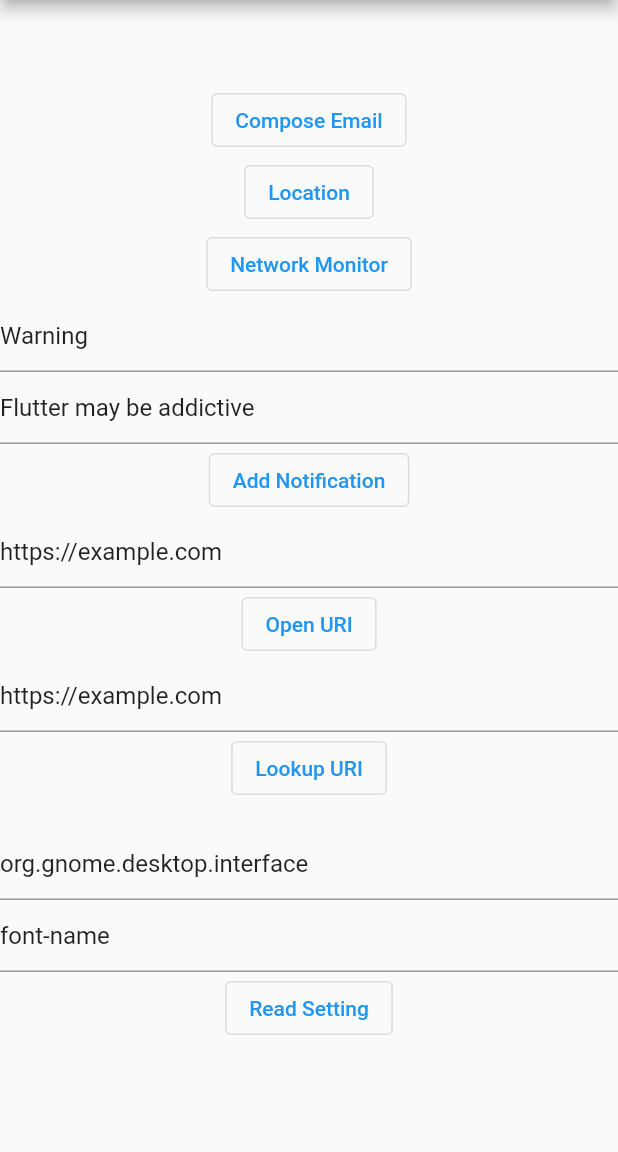
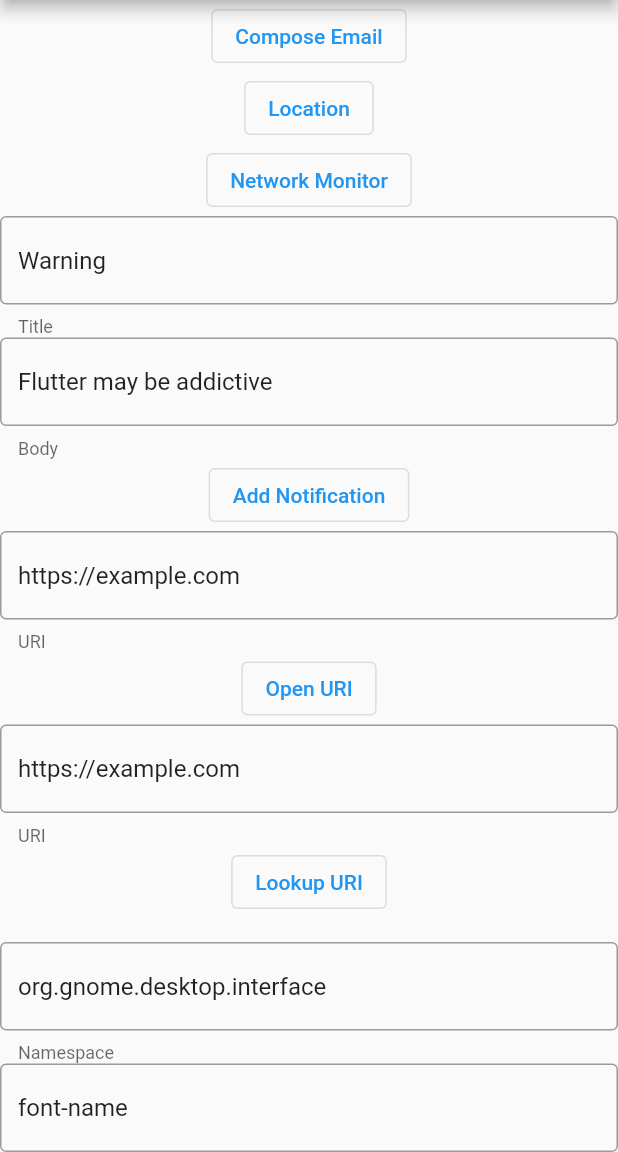
Before and after one commit to robert-ancell/flutter_portal_test, a Flutter app: the screen it shows after launch, on a phone screen of 412 x 824 dp, the part 84-1236 px from its top. Run offline on Flutter 3.47's test engine with Material 2 defaults, Android fonts, the phone set to English and light mode, and no system bars; missing offline and left inert: xdg_desktop_portal.

Commit message:
Split into separate widgts, add input decorations

```diff
--- a/lib/main.dart
+++ b/lib/main.dart
@@ -31,18 +31,6 @@ class MyHomePage extends StatefulWidget {
 
 class _MyHomePageState extends State<MyHomePage> {
   final _portal = XdgDesktopPortalClient();
-  final _lookupUriController =
-      TextEditingController(text: 'https://example.com');
-  final _notificationTitleController = TextEditingController(text: 'Warning');
-  final _notificationBodyController =
-      TextEditingController(text: 'Flutter may be addictive');
-  final _uriController = TextEditingController(text: 'https://example.com');
-  final _settingsNamespaceController =
-      TextEditingController(text: 'org.gnome.desktop.interface');
-  final _settingsKeyController = TextEditingController(text: 'font-name');
-
-  String _settingsValue = '';
-  String _lookupResult = '';
 
   @override
   Widget build(BuildContext context) {
@@ -54,17 +42,72 @@ class _MyHomePageState extends State<MyHomePage> {
         child: Column(
           mainAxisAlignment: MainAxisAlignment.center,
           children: <Widget>[
+            EmailPage(portal: _portal),
+            LocationPage(portal: _portal),
+            NetworkMonitorPage(portal: _portal),
+            NotificationPage(portal: _portal),
+            OpenUriPage(portal: _portal),
+            ProxyResolverPage(portal: _portal),
+            SettingsPage(portal: _portal),
+          ],
+        ),
+      ),
+    );
+  }
+}
+
+class EmailPage extends StatefulWidget {
+  final XdgDesktopPortalClient portal;
+
+  const EmailPage({Key? key, required XdgDesktopPortalClient this.portal})
+      : super(key: key);
+
+  @override
+  State<EmailPage> createState() => EmailPageState(portal);
+}
+
+class EmailPageState extends State<EmailPage> {
+  final XdgDesktopPortalClient portal;
+
+  EmailPageState(this.portal);
+
+  @override
+  Widget build(BuildContext context) {
+    return Column(
+      mainAxisAlignment: MainAxisAlignment.center,
+      children: <Widget>[
         Column(
           children: <Widget>[
             OutlinedButton(
               onPressed: () async {
-                    await _portal.email.composeEmail();
+                await portal.email.composeEmail();
               },
               child: const Text('Compose Email'),
             ),
           ],
-            ),
-            Column(
+        )
+      ],
+    );
+  }
+}
+
+class LocationPage extends StatefulWidget {
+  final XdgDesktopPortalClient portal;
+  const LocationPage({Key? key, required XdgDesktopPortalClient this.portal})
+      : super(key: key);
+
+  @override
+  State<LocationPage> createState() => LocationPageState(portal);
+}
+
+class LocationPageState extends State<LocationPage> {
+  final XdgDesktopPortalClient portal;
+
+  LocationPageState(this.portal);
+
+  @override
+  Widget build(BuildContext context) {
+    return Column(
       children: <Widget>[
         OutlinedButton(
           onPressed: () async {
@@ -73,8 +116,28 @@ class _MyHomePageState extends State<MyHomePage> {
           child: const Text('Location'),
         ),
       ],
-            ),
-            Column(
+    );
+  }
+}
+
+class NetworkMonitorPage extends StatefulWidget {
+  final XdgDesktopPortalClient portal;
+  const NetworkMonitorPage(
+      {Key? key, required XdgDesktopPortalClient this.portal})
+      : super(key: key);
+
+  @override
+  State<NetworkMonitorPage> createState() => NetworkMonitorPageState(portal);
+}
+
+class NetworkMonitorPageState extends State<NetworkMonitorPage> {
+  final XdgDesktopPortalClient portal;
+
+  NetworkMonitorPageState(this.portal);
+
+  @override
+  Widget build(BuildContext context) {
+    return Column(
       children: <Widget>[
         OutlinedButton(
           onPressed: () async {
@@ -83,76 +146,191 @@ class _MyHomePageState extends State<MyHomePage> {
           child: const Text('Network Monitor'),
         ),
       ],
-            ),
-            Column(
+    );
+  }
+}
+
+class NotificationPage extends StatefulWidget {
+  final XdgDesktopPortalClient portal;
+  const NotificationPage(
+      {Key? key, required XdgDesktopPortalClient this.portal})
+      : super(key: key);
+
+  @override
+  State<NotificationPage> createState() => NotificationPageState(portal);
+}
+
+class NotificationPageState extends State<NotificationPage> {
+  final XdgDesktopPortalClient portal;
+
+  final _titleController = TextEditingController(text: 'Warning');
+  final _bodyController =
+      TextEditingController(text: 'Flutter may be addictive');
+
+  NotificationPageState(this.portal);
+
+  @override
+  Widget build(BuildContext context) {
+    return Column(
       children: <Widget>[
         TextField(
-                  controller: _notificationTitleController,
+          controller: _titleController,
+          decoration: InputDecoration(
+            helperText: 'Title',
+            border: OutlineInputBorder(),
+          ),
         ),
         TextField(
-                  controller: _notificationBodyController,
+          controller: _bodyController,
+          decoration: InputDecoration(
+            helperText: 'Body',
+            border: OutlineInputBorder(),
+          ),
         ),
         OutlinedButton(
           onPressed: () async {
-                    await _portal.notification.addNotification(
-                        'notification_id_1',
-                        title: _notificationTitleController.text,
-                        body: _notificationBodyController.text);
+            await portal.notification.addNotification('notification_id_1',
+                title: _titleController.text, body: _bodyController.text);
           },
           child: const Text('Add Notification'),
         ),
       ],
-            ),
-            Column(
+    );
+  }
+}
+
+class OpenUriPage extends StatefulWidget {
+  final XdgDesktopPortalClient portal;
+
+  const OpenUriPage({Key? key, required XdgDesktopPortalClient this.portal})
+      : super(key: key);
+
+  @override
+  State<OpenUriPage> createState() => OpenUriPageState(portal);
+}
+
+class OpenUriPageState extends State<OpenUriPage> {
+  final XdgDesktopPortalClient portal;
+
+  final _uriController = TextEditingController(text: 'https://example.com');
+
+  OpenUriPageState(this.portal);
+
+  @override
+  Widget build(BuildContext context) {
+    return Column(
       children: <Widget>[
         TextField(
           controller: _uriController,
+          decoration: InputDecoration(
+            helperText: 'URI',
+            border: OutlineInputBorder(),
+          ),
         ),
         OutlinedButton(
           onPressed: () async {
-                    await _portal.openUri.openUri(_uriController.text);
+            await portal.openUri.openUri(_uriController.text);
           },
           child: const Text('Open URI'),
         ),
       ],
-            ),
-            Column(
+    );
+  }
+}
+
+class ProxyResolverPage extends StatefulWidget {
+  final XdgDesktopPortalClient portal;
+
+  const ProxyResolverPage(
+      {Key? key, required XdgDesktopPortalClient this.portal})
+      : super(key: key);
+
+  @override
+  State<ProxyResolverPage> createState() => ProxyResolverPageState(portal);
+}
+
+class ProxyResolverPageState extends State<ProxyResolverPage> {
+  final XdgDesktopPortalClient portal;
+
+  final _uriController = TextEditingController(text: 'https://example.com');
+
+  String _lookupResult = '';
+
+  ProxyResolverPageState(this.portal);
+
+  @override
+  Widget build(BuildContext context) {
+    return Column(
       children: <Widget>[
         TextField(
-                  controller: _lookupUriController,
+          controller: _uriController,
+          decoration: InputDecoration(
+            helperText: 'URI',
+            border: OutlineInputBorder(),
+          ),
         ),
         OutlinedButton(
           onPressed: () async {
-                    var uris = await _portal.proxyResolver
-                        .lookup(_lookupUriController.text);
+            var uris = await portal.proxyResolver.lookup(_uriController.text);
             setState(() => _lookupResult = uris.join(', '));
           },
           child: const Text('Lookup URI'),
         ),
         Text(_lookupResult),
       ],
+    );
+  }
+}
+
+class SettingsPage extends StatefulWidget {
+  final XdgDesktopPortalClient portal;
+
+  const SettingsPage({Key? key, required XdgDesktopPortalClient this.portal})
+      : super(key: key);
+
+  @override
+  State<SettingsPage> createState() => SettingsPageState(portal);
+}
+
+class SettingsPageState extends State<SettingsPage> {
+  final XdgDesktopPortalClient portal;
+
+  final _namespaceController =
+      TextEditingController(text: 'org.gnome.desktop.interface');
+  final _keyController = TextEditingController(text: 'font-name');
+
+  String _settingsValue = '';
+
+  SettingsPageState(this.portal);
+
+  @override
+  Widget build(BuildContext context) {
+    return Column(
+      children: <Widget>[
+        TextField(
+          controller: _namespaceController,
+          decoration: InputDecoration(
+            helperText: 'Namespace',
+            border: OutlineInputBorder(),
           ),
-            Column(children: <Widget>[
-              TextField(
-                controller: _settingsNamespaceController,
         ),
         TextField(
-                controller: _settingsKeyController,
+          controller: _keyController,
+          decoration: InputDecoration(
+            helperText: 'Key',
+            border: OutlineInputBorder(),
+          ),
         ),
         OutlinedButton(
           onPressed: () async {
-                  var value = await _portal.settings.read(
-                      _settingsNamespaceController.text,
-                      _settingsKeyController.text);
+            var value = await portal.settings
+                .read(_namespaceController.text, _keyController.text);
             setState(() => _settingsValue = '${value.toNative()}');
           },
           child: const Text('Read Setting'),
         ),
         Text(_settingsValue),
-            ]),
       ],
-        ),
-      ),
     );
   }
 }
```
Lines whose indentation alone changed are shown as unchanged.
